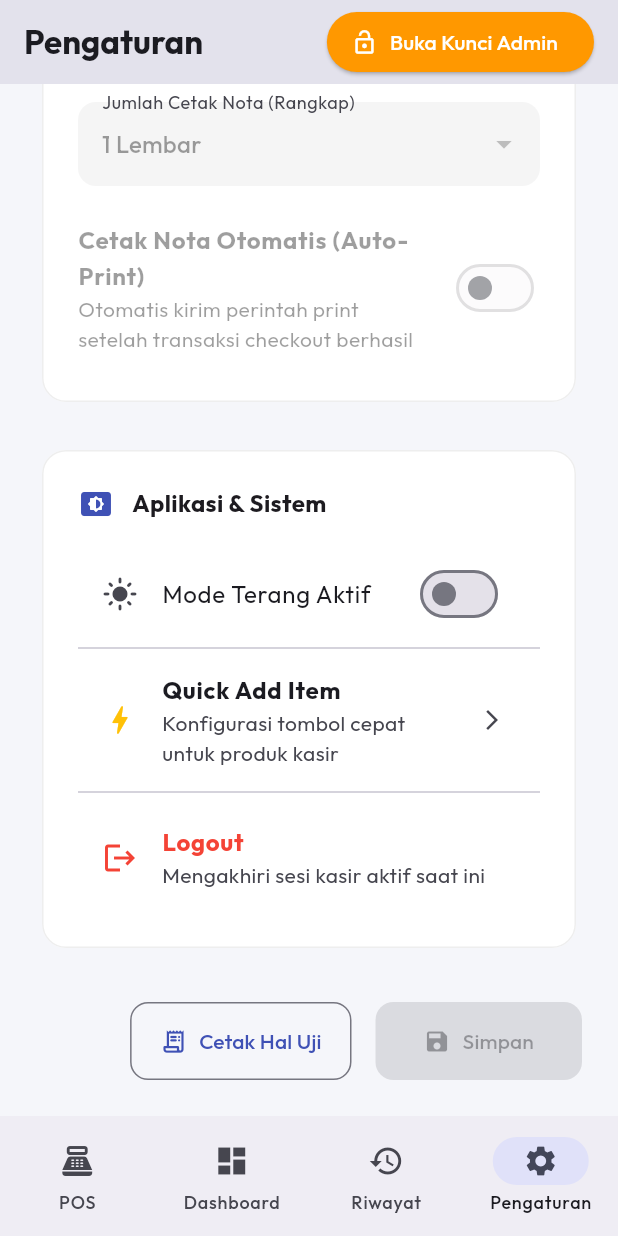
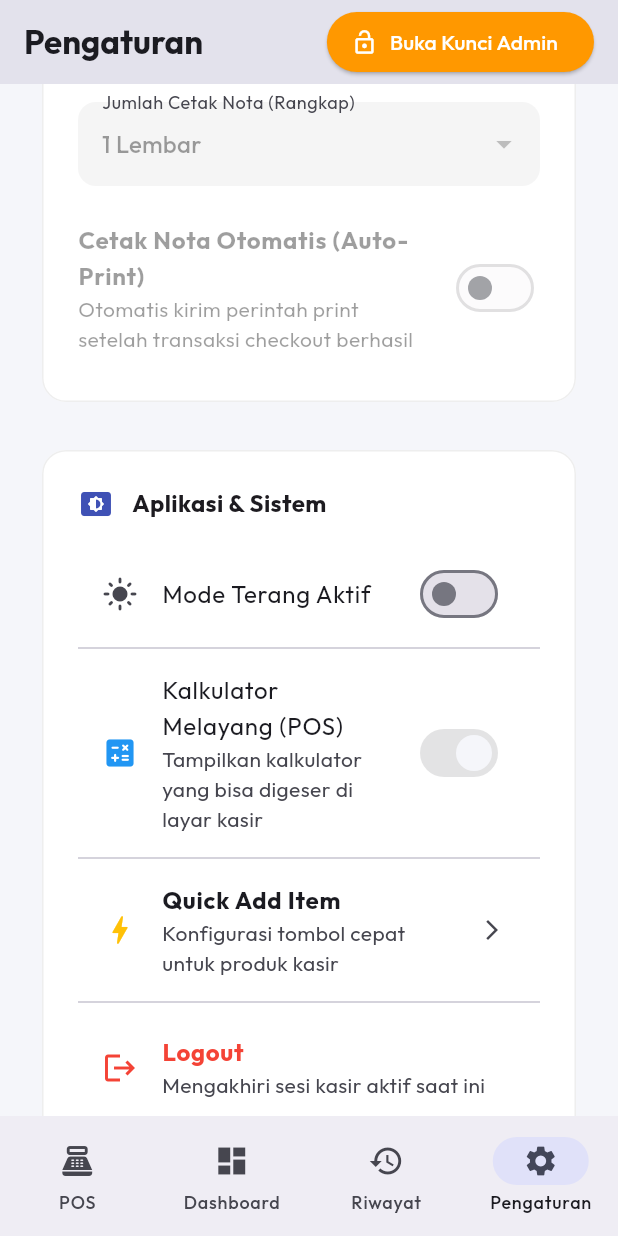
Before and after one commit to jhonwick88/tokopintar, a Flutter app: the SettingsScreen screen opened by its route, scrolled down 1571 dp, on a phone screen of 412 x 824 dp. Run offline on Flutter 3.47's test engine with Material 3 defaults, Android fonts, the phone set to English and light mode, and no system bars; our stand-ins replace audioplayers, cloud_firestore, dio, firebase_auth, firebase_core, fl_chart and 10 more; missing offline and left inert: mobile_scanner, print_bluetooth_thermal; accounts and stored records are empty; network calls fail.

Commit message:
feat: implement voice search component, settings model, and POS dashboard screens with layout scaffolding

```diff
--- a/lib/data/models/settings_model.dart
+++ b/lib/data/models/settings_model.dart
@@ -19,6 +19,7 @@ class SettingsModel {
   final int printerPaperSize; // 58 or 80
   final int printReceiptCopies;
   final bool autoPrintOnCheckout;
+  final bool enableFloatingCalculator;
 
   SettingsModel({
     this.shopName = 'Toko Pintar',
@@ -39,6 +40,7 @@ class SettingsModel {
     this.printerPaperSize = 58,
     this.printReceiptCopies = 1,
     this.autoPrintOnCheckout = false,
+    this.enableFloatingCalculator = true,
   });
 
   factory SettingsModel.fromJson(Map<String, dynamic> json) {
@@ -61,6 +63,7 @@ class SettingsModel {
       printerPaperSize: json['printer_paper_size'] as int? ?? 58,
       printReceiptCopies: json['print_receipt_copies'] as int? ?? 1,
       autoPrintOnCheckout: json['auto_print_on_checkout'] as bool? ?? false,
+      enableFloatingCalculator: json['enable_floating_calculator'] as bool? ?? true,
     );
   }
 
@@ -84,6 +87,7 @@ class SettingsModel {
       'printer_paper_size': printerPaperSize,
       'print_receipt_copies': printReceiptCopies,
       'auto_print_on_checkout': autoPrintOnCheckout,
+      'enable_floating_calculator': enableFloatingCalculator,
     };
   }
 
@@ -106,6 +110,7 @@ class SettingsModel {
     int? printerPaperSize,
     int? printReceiptCopies,
     bool? autoPrintOnCheckout,
+    bool? enableFloatingCalculator,
   }) {
     return SettingsModel(
       shopName: shopName ?? this.shopName,
@@ -126,6 +131,7 @@ class SettingsModel {
       printerPaperSize: printerPaperSize ?? this.printerPaperSize,
       printReceiptCopies: printReceiptCopies ?? this.printReceiptCopies,
       autoPrintOnCheckout: autoPrintOnCheckout ?? this.autoPrintOnCheckout,
+      enableFloatingCalculator: enableFloatingCalculator ?? this.enableFloatingCalculator,
     );
   }
 }
--- a/lib/presentation/screens/settings_screen.dart
+++ b/lib/presentation/screens/settings_screen.dart
@@ -45,6 +45,7 @@ class _SettingsScreenState extends ConsumerState<SettingsScreen> {
   int _printerPaperSize = 58;
   int _printReceiptCopies = 1;
   bool _autoPrintOnCheckout = false;
+  bool _enableFloatingCalculator = true;
 
   String _printerType = 'LAN';
   String _printerMacAddress = '';
@@ -81,6 +82,7 @@ class _SettingsScreenState extends ConsumerState<SettingsScreen> {
     _printerPaperSize = settings.printerPaperSize;
     _printReceiptCopies = settings.printReceiptCopies;
     _autoPrintOnCheckout = settings.autoPrintOnCheckout;
+    _enableFloatingCalculator = settings.enableFloatingCalculator;
 
     // Check if the current user is already an Admin to unlock editing
     final currentUser = ref.read(authNotifierProvider).currentUser;
@@ -277,6 +279,7 @@ class _SettingsScreenState extends ConsumerState<SettingsScreen> {
       printerPaperSize: _printerPaperSize,
       printReceiptCopies: _printReceiptCopies,
       autoPrintOnCheckout: _autoPrintOnCheckout,
+      enableFloatingCalculator: _enableFloatingCalculator,
     );
 
     await ref.read(settingsNotifierProvider.notifier).updateSettings(updated);
@@ -1075,6 +1078,22 @@ class _SettingsScreenState extends ConsumerState<SettingsScreen> {
                     ),
                     const Divider(),
                     ListTile(
+                      leading: const Icon(Icons.calculate_rounded, color: Colors.blue),
+                      title: const Text('Kalkulator Melayang (POS)'),
+                      subtitle: const Text('Tampilkan kalkulator yang bisa digeser di layar kasir'),
+                      trailing: Switch(
+                        value: _enableFloatingCalculator,
+                        onChanged: _isEditingUnlocked
+                            ? (val) {
+                                setState(() {
+                                  _enableFloatingCalculator = val;
+                                });
+                              }
+                            : null,
+                      ),
+                    ),
+                    const Divider(),
+                    ListTile(
                       leading: const Icon(Icons.bolt, color: Colors.amber),
                       title: const Text('Quick Add Item', style: TextStyle(fontWeight: FontWeight.bold)),
                       subtitle: const Text('Konfigurasi tombol cepat untuk produk kasir'),
--- a/lib/presentation/widgets/main_layout.dart
+++ b/lib/presentation/widgets/main_layout.dart
@@ -405,42 +405,7 @@ class _MainLayoutState extends ConsumerState<MainLayout> {
       return Scaffold(
         appBar: showOuterAppBar
             ? AppBar(
-                title: TextField(
-                  controller: _searchController,
-                  style: const TextStyle(fontSize: 14),
-                  decoration: InputDecoration(
-                    hintText: 'Cari produk... (F3)',
-                    prefixIcon: const Icon(Icons.search, size: 20),
-                    suffixIcon: Row(
-                      mainAxisSize: MainAxisSize.min,
-                      children: [
-                        if (searchVal.isNotEmpty)
-                          IconButton(
-                            icon: const Icon(Icons.clear, size: 20),
-                            onPressed: () {
-                              _searchController.clear();
-                              ref.read(itemsNotifierProvider.notifier).search('');
-                            },
-                          ),
-                        VoiceSearchButton(onResult: _handleVoiceSearchResult),
-                        IconButton(
-                          icon: const Icon(Icons.qr_code_scanner, size: 20),
-                          onPressed: () => _openCameraScanner(context, ref),
-                        ),
-                      ],
-                    ),
-                    filled: true,
-                    fillColor: Theme.of(context).colorScheme.surfaceContainer,
-                    contentPadding: const EdgeInsets.symmetric(vertical: 0, horizontal: 12),
-                    border: OutlineInputBorder(
-                      borderRadius: BorderRadius.circular(30),
-                      borderSide: BorderSide.none,
-                    ),
-                  ),
-                  onChanged: (val) {
-                    ref.read(itemsNotifierProvider.notifier).search(val.trim());
-                  },
-                ),
+                title: const Text('TokoPintar POS', style: TextStyle(fontWeight: FontWeight.bold, fontSize: 18)),
                 actions: [
                   IconButton(
                     icon: const Icon(Icons.hourglass_empty_rounded, color: Colors.orange),
@@ -471,7 +436,63 @@ class _MainLayoutState extends ConsumerState<MainLayout> {
                 ],
               )
             : null,
-        body: widget.child,
+        body: Stack(
+          children: [
+            widget.child,
+            if (showOuterAppBar)
+              Positioned(
+                bottom: 16,
+                left: 16,
+                right: 16,
+                child: Container(
+                  decoration: BoxDecoration(
+                    color: Theme.of(context).colorScheme.surfaceContainerHighest,
+                    borderRadius: BorderRadius.circular(30),
+                    boxShadow: [
+                      BoxShadow(
+                        color: Colors.black.withOpacity(0.15),
+                        blurRadius: 10,
+                        offset: const Offset(0, 4),
+                      ),
+                    ],
+                  ),
+                  child: TextField(
+                    controller: _searchController,
+                    decoration: InputDecoration(
+                      hintText: 'Cari produk... (F3)',
+                      prefixIcon: const Icon(Icons.search),
+                      suffixIcon: Row(
+                        mainAxisSize: MainAxisSize.min,
+                        children: [
+                          if (searchVal.isNotEmpty)
+                            IconButton(
+                              icon: const Icon(Icons.clear),
+                              onPressed: () {
+                                _searchController.clear();
+                                ref.read(itemsNotifierProvider.notifier).search('');
+                              },
+                            ),
+                          VoiceSearchButton(onResult: _handleVoiceSearchResult),
+                          IconButton(
+                            icon: const Icon(Icons.qr_code_scanner),
+                            onPressed: () => _openCameraScanner(context, ref),
+                          ),
+                        ],
+                      ),
+                      border: OutlineInputBorder(
+                        borderRadius: BorderRadius.circular(30),
+                        borderSide: BorderSide.none,
+                      ),
+                      contentPadding: const EdgeInsets.symmetric(horizontal: 20, vertical: 14),
+                    ),
+                    onChanged: (val) {
+                      ref.read(itemsNotifierProvider.notifier).search(val.trim());
+                    },
+                  ),
+                ),
+              ),
+          ],
+        ),
         bottomNavigationBar: NavigationBar(
           selectedIndex: activeIndex,
           onDestinationSelected: (idx) {
--- a/lib/presentation/widgets/voice_search_button.dart
+++ b/lib/presentation/widgets/voice_search_button.dart
@@ -57,6 +57,7 @@ class _VoiceSearchButtonState extends State<VoiceSearchButton> with SingleTicker
           onResult: (val) {
             _textNotifier.value = val.recognizedWords;
           },
+          localeId: 'id_ID', // Memaksa pengenalan suara bahasa Indonesia
         );
         _showListeningDialog();
       } else {
```
Also changed, not shown: lib/presentation/screens/mobile_cart_screen.dart (+42 -27 lines), lib/presentation/screens/pos_screen.dart (+14 -1 lines).
